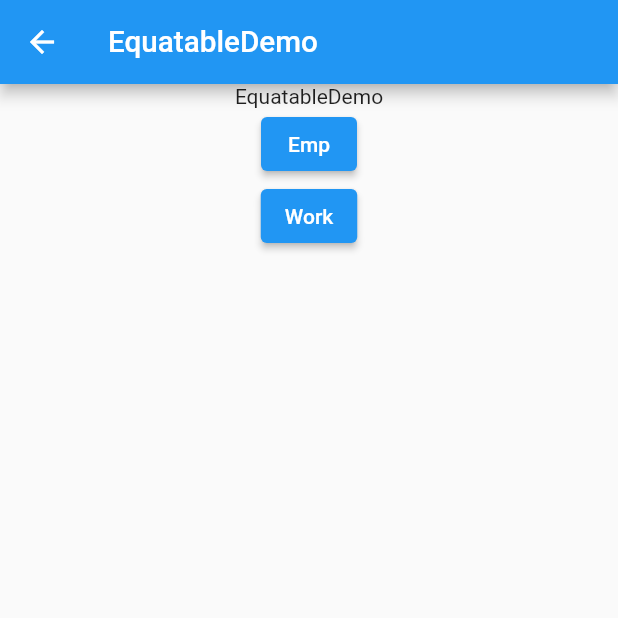
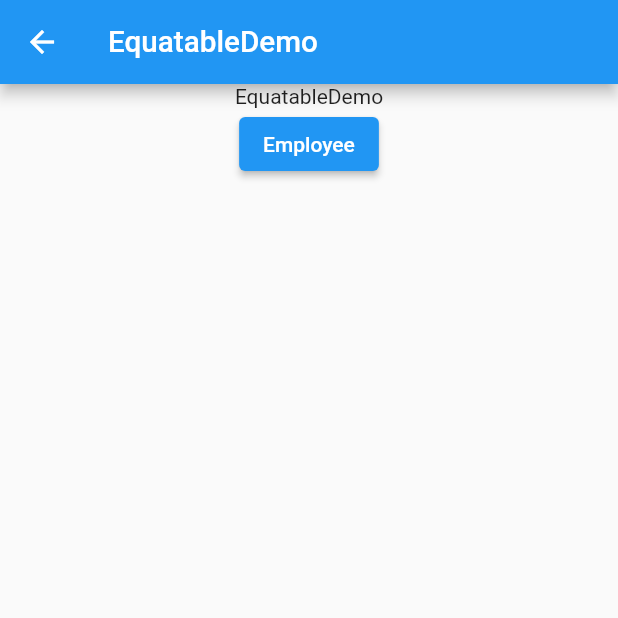
Before and after one commit to sobhashnaMilan/flutter_demo, a Flutter app: the EquatableDemo screen opened directly, on a phone screen of 412 x 824 dp, the top half of it. Run offline on Flutter 3.47's test engine with Material 2 defaults, Android fonts, the phone set to English and light mode, and no system bars; our stand-ins replace awesome_notifications, cached_network_image, connectivity_plus, dio, equatable, file_picker and 17 more; missing offline and left inert: flutter_exif_rotation, flutter_polyline_points, image_cropper_for_web, multi_image_picker2; accounts and stored records are empty; Roboto replaces fonts that are missing (Poppins).

Commit message:
- JsonSerializable

```diff
--- a/lib/models/Employe.dart
+++ b/lib/models/Employe.dart
@@ -1,16 +1,24 @@
+import 'dart:convert';
+
 import 'package:json_annotation/json_annotation.dart';
 
+part 'Employe.g.dart';
+
 @JsonSerializable()
-class Emplpye {
+class Employee {
   /// The generated code assumes these values exist in JSON.
-  final String firstName, lastName;
 
-  Emplpye({required this.firstName, required this.lastName});
+  @JsonKey(name: "firstName")
+  final String fName;
+  @JsonKey(name: "lastName")
+  final String lName;
+
+  Employee({required this.fName, required this.lName});
 
   /// Connect the generated [_$PersonFromJson] function to the `fromJson`
   /// factory.
-  factory Emplpye.fromJson(Map<String, dynamic> json) => _$PersonFromJson(json);
+  factory Employee.fromJson(Map<String, dynamic> json) =>
+      _$EmployeeFromJson(json);
 
-  /// Connect the generated [_$PersonToJson] function to the `toJson` method.
-  Map<String, dynamic> toJson() => _$PersonToJson(this);
+  Map<String, dynamic> toJson() => _$EmployeeToJson(this);
 }
--- a/lib/ui/equatable/equatable_demo.dart
+++ b/lib/ui/equatable/equatable_demo.dart
@@ -1,12 +1,9 @@
 import 'package:equatable/equatable.dart';
-import 'package:flutter/material.dart';
-import 'package:flutter_demo/util/app_common_stuffs/string_constants.dart';
+import 'package:flutter_demo/models/Employe.dart';
+import 'package:flutter_demo/ui/Serializable/serializable_screen.dart';
 import 'package:flutter_demo/util/import_export_util.dart';
-import 'package:flutter_demo/util/responsive_util.dart';
-import 'package:json_annotation/json_annotation.dart';
+
 import '../../util/app_logger.dart';
-import '../style/components/app_bar_component.dart';
-
 
 class Credentials extends Equatable {
   const Credentials({required this.username, required this.password});
@@ -25,41 +22,6 @@ class Person {
   Person(this.name);
 
   final String name;
-}
-
-@JsonSerializable()
-class Emp {
-  /// The generated code assumes these values exist in JSON.
-  final String firstName, lastName;
-
-  Emp({required this.firstName, required this.lastName});
-
-  /// Connect the generated [_$PersonFromJson] function to the `fromJson`
-  /// factory.
-  factory Emp.fromJson(Map<String, dynamic> json) => _$PersonFromJson(json);
-
-  /// Connect the generated [_$PersonToJson] function to the `toJson` method.
-  Map<String, dynamic> toJson() => _$PersonToJson(this);
-}
-
-class Work {
-  /// The generated code assumes these values exist in JSON.
-  final String firstName, lastName;
-
-  Work({required this.firstName, required this.lastName});
-
-  /// Connect the generated [_$PersonFromJson] function to the `fromJson`
-  /// factory.
-  factory Work.fromJson(Map<String, dynamic> json) => Work(
-        firstName: json["firstName"] ?? "",
-        lastName: json["lastName"] ?? "",
-      );
-
-  /// Connect the generated [_$PersonToJson] function to the `toJson` method.
-  Map<String, dynamic> toJson() => {
-        "firstName": firstName,
-        "lastName": lastName,
-      };
 }
 
 class EquatableDemo extends StatefulWidget {
@@ -111,48 +73,14 @@ class _EquatableDemoState extends State<EquatableDemo> {
         ),
         body: Column(
           children: [
-            Center(child: Text("EquatableDemo")),
+            const Center(child: Text("EquatableDemo")),
             ElevatedButton(
                 onPressed: () {
-                  var d = Emp(firstName: "EmpAgile", lastName: "EmpName");
-                  Get.to(SerializableCheckClass(), arguments: [d]);
+                  var d = Employee(fName: "EmpAgile", lName: "EmpName");
+                  Get.to(const SerializableClass(), arguments: [d]);
                 },
-                child: Text("Emp")),
-            ElevatedButton(
-                onPressed: () {
-                  var d = Work(firstName: "WorkAgile", lastName: "WorkName");
-                  Get.to(SerializableCheckClass(), arguments: [d]);
-                },
-                child: Text("Work"))
+                child: const Text("Employee")),
           ],
         ));
   }
 }
-
-class SerializableCheckClass extends StatefulWidget {
-  const SerializableCheckClass({Key? key}) : super(key: key);
-
-  @override
-  State<SerializableCheckClass> createState() => _SerializableCheckClassState();
-}
-
-class _SerializableCheckClassState extends State<SerializableCheckClass> {
-  var arg = Get.arguments;
-
-  @override
-  void initState() {
-    super.initState();
-
-    Logger().d("SerializableCheckClass");
-    Logger().d("${arg[0]}");
-    Work d = arg[0];
-    Logger().d("${d.firstName}");
-  }
-
-  @override
-  Widget build(BuildContext context) {
-    return Scaffold(
-      appBar: AppBar(title: const Text("Json Serializable")),
-    );
-  }
-}
```
Also changed, not shown: lib/ui/Serializable/serializable_screen.dart (added, +33 -0 lines), lib/models/Employe.g.dart (added).
